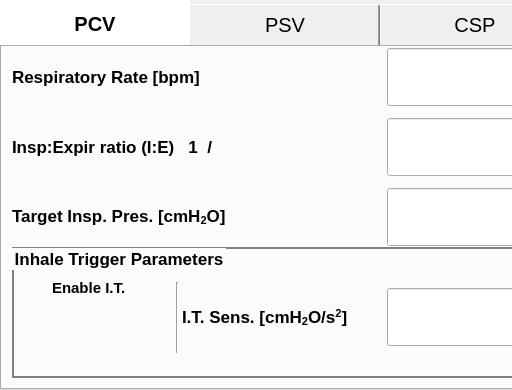
Qt form gui/settings/settings.ui (MariuszSuchenek/MVM_GUI_test2) before a commit; both pictures show x 0 to 512 and y 0 to 390 of the 800 by 390 pixel window.
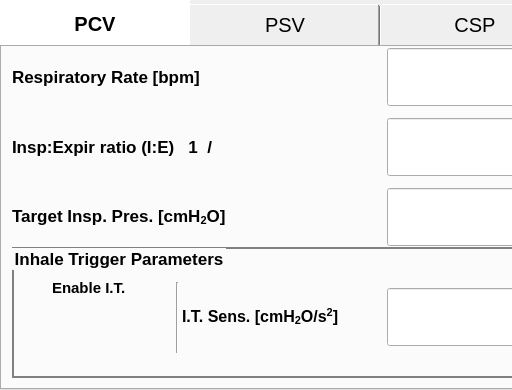
The same form after that commit. Icons and pictures are not drawn. Custom widgets are drawn as their Qt base class.

Commit message: reduce font size

The edit to the form file:
```diff
--- a/gui/settings/settings.ui
+++ b/gui/settings/settings.ui
@@ -686,7 +686,7 @@
          <property name="font">
           <font>
            <family>Cantarell</family>
-           <pointsize>13</pointsize>
+           <pointsize>12</pointsize>
            <weight>75</weight>
            <bold>true</bold>
           </font>
```
